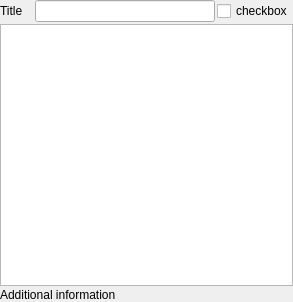
First picture: the form in dcoraid/gui/dbview/filter_base.ui, repository DCOR-dev/DCOR-Aid, before the edit.
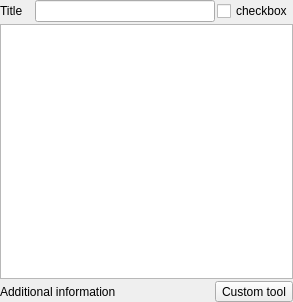
Second picture: the form after the edit. Custom widgets are drawn as their Qt base class.

The edit to the form file:
```diff
--- a/dcoraid/gui/dbview/filter_base.ui
+++ b/dcoraid/gui/dbview/filter_base.ui
@@ -107,11 +107,35 @@
     </widget>
    </item>
    <item>
+    <layout class="QHBoxLayout" name="horizontalLayout">
+     <item>
     <widget class="QLabel" name="label_info">
      <property name="text">
       <string>Additional information</string>
      </property>
     </widget>
+     </item>
+     <item>
+      <spacer name="horizontalSpacer_2">
+       <property name="orientation">
+        <enum>Qt::Horizontal</enum>
+       </property>
+       <property name="sizeHint" stdset="0">
+        <size>
+         <width>40</width>
+         <height>0</height>
+        </size>
+       </property>
+      </spacer>
+     </item>
+     <item>
+      <widget class="QToolButton" name="toolButton_custom">
+       <property name="text">
+        <string>Custom tool</string>
+       </property>
+      </widget>
+     </item>
+    </layout>
    </item>
   </layout>
  </widget>
```
Lines whose indentation alone changed are shown as unchanged.
